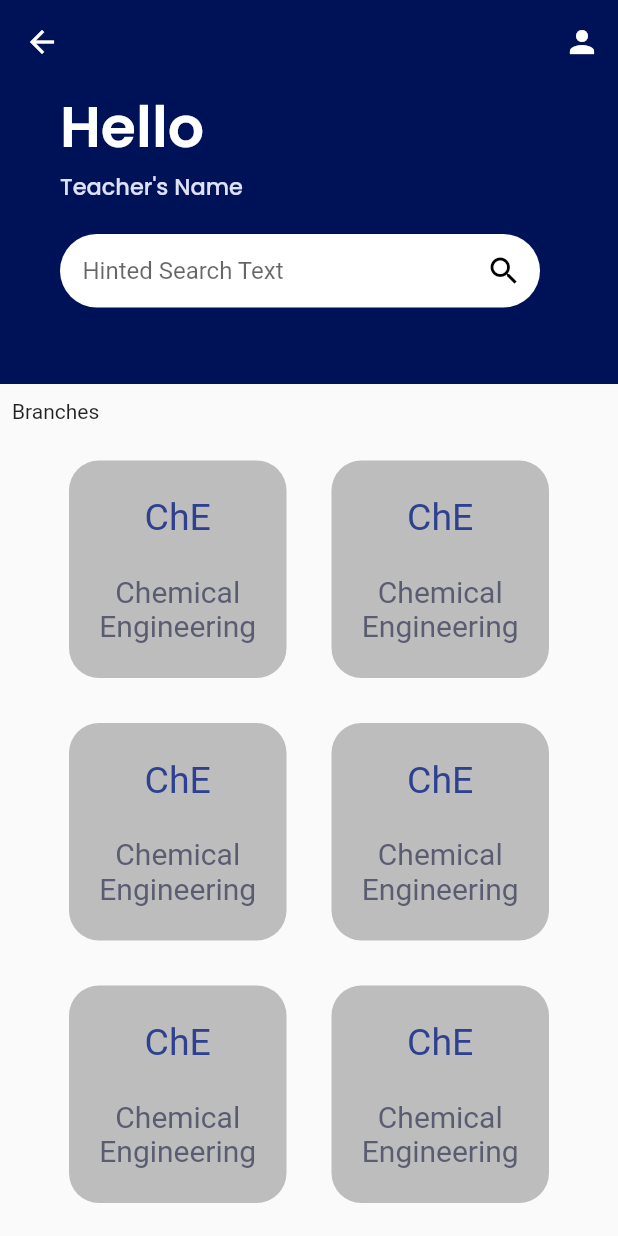
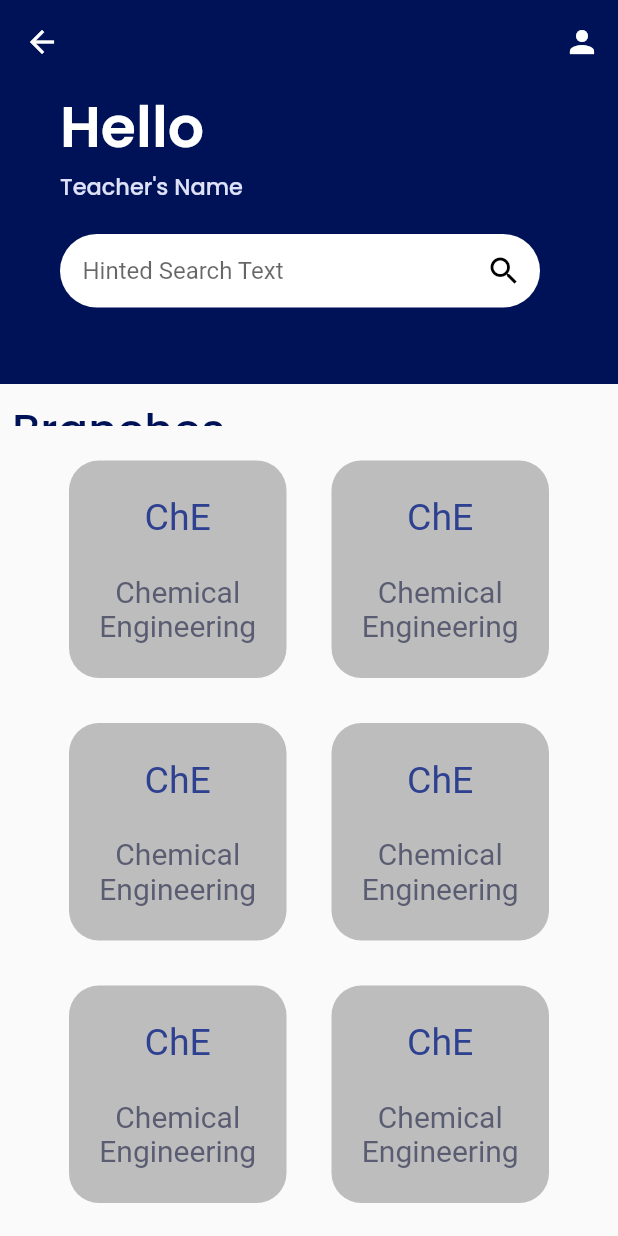
Before and after one commit to EnigmaTasks/SMS, a Flutter app: the screen it shows after launch, on a phone screen of 412 x 824 dp. Run offline on Flutter 3.47's test engine with Material 2 defaults, Android fonts, the phone set to English and light mode, and no system bars; our stand-ins replace google_fonts.

Commit message:
updated font

```diff
--- a/lib/Pages/home.dart
+++ b/lib/Pages/home.dart
@@ -103,7 +103,7 @@ class _HomePageState extends State<HomePage> {
               ),
             ),
             navId == 0
-                ? const Padding(
+                ? Padding(
                     padding: EdgeInsets.all(8.0),
                     child: Row(
                       mainAxisAlignment: MainAxisAlignment.start,
@@ -111,14 +111,20 @@ class _HomePageState extends State<HomePage> {
                         SizedBox(
                           height: 20,
                           child: Center(
-                            child: Text("Branches"),
+                            child: Text(
+                              "Branches",
+                              style: GoogleFonts.poppins(
+                                  fontWeight: FontWeight.w500,
+                                  color: const Color(0xFF001257),
+                                  fontSize: 30),
+                            ),
                           ),
                         ),
                       ],
                     ),
                   )
                 : navId == 1
-                    ? const Padding(
+                    ? Padding(
                         padding: EdgeInsets.all(8.0),
                         child: Row(
                           mainAxisAlignment: MainAxisAlignment.start,
@@ -126,13 +132,19 @@ class _HomePageState extends State<HomePage> {
                             SizedBox(
                               height: 20,
                               child: Center(
-                                child: Text("Year"),
+                                child: Text(
+                                  "Year",
+                                  style: GoogleFonts.poppins(
+                                      fontWeight: FontWeight.w500,
+                                      color: const Color(0xFF001257),
+                                      fontSize: 30),
+                                ),
                               ),
                             ),
                           ],
                         ),
                       )
-                    : const Padding(
+                    : Padding(
                         padding: EdgeInsets.all(8.0),
                         child: Row(
                           mainAxisAlignment: MainAxisAlignment.start,
@@ -140,7 +152,13 @@ class _HomePageState extends State<HomePage> {
                             SizedBox(
                               height: 20,
                               child: Center(
-                                child: Text("Student List"),
+                                child: Text(
+                                  "Student List",
+                                  style: GoogleFonts.poppins(
+                                      fontWeight: FontWeight.w500,
+                                      color: const Color(0xFF001257),
+                                      fontSize: 30),
+                                ),
                               ),
                             ),
                           ],
```
